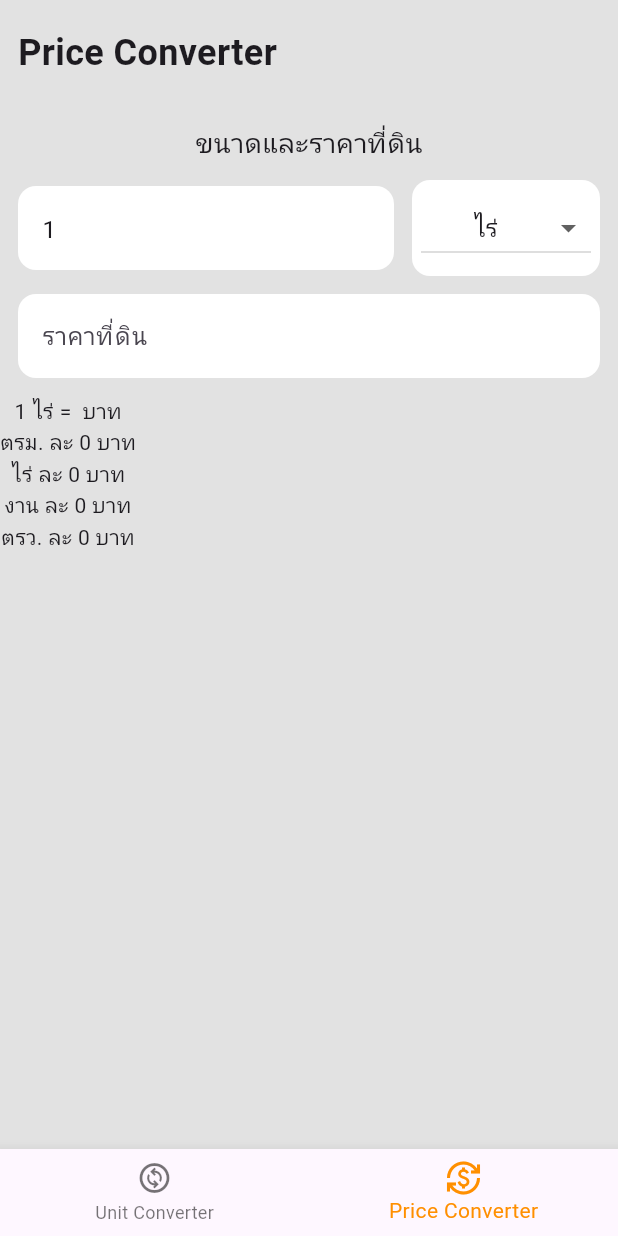
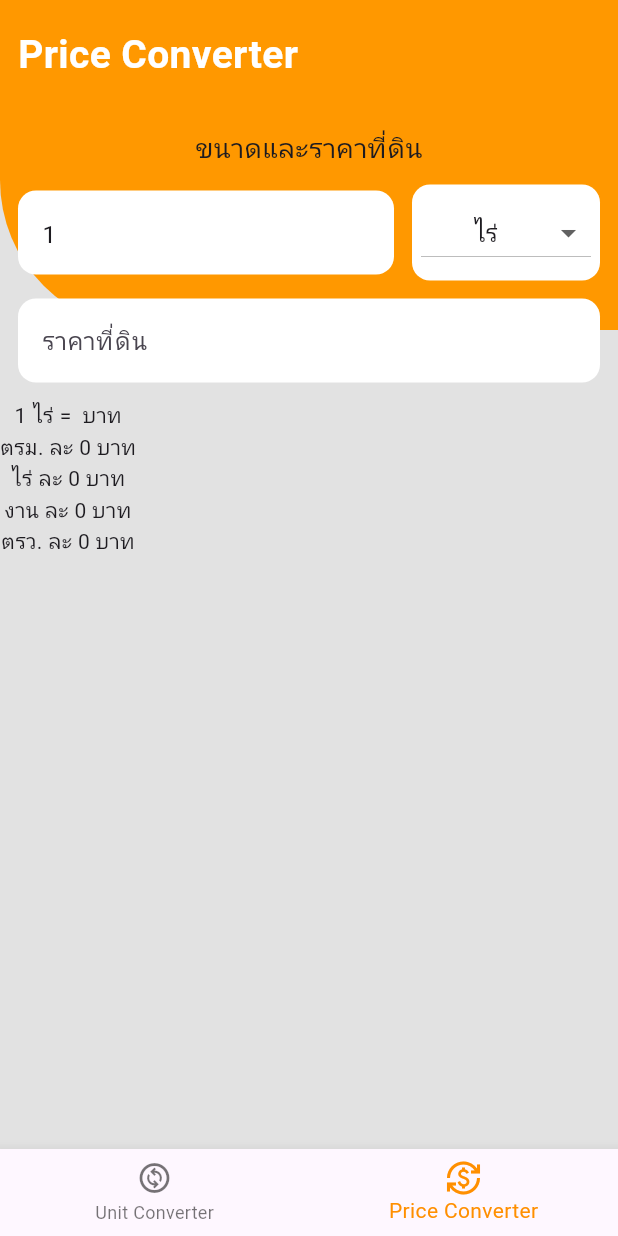
Before and after one commit to Khanin-devmode/convertrai_flutter, a Flutter app: the screen it shows after launch, item 2 of the bottom bar chosen, on a phone screen of 412 x 824 dp. Run offline on Flutter 3.47's test engine with Material 2 defaults, Android fonts, the phone set to English and light mode, and no system bars; our stand-ins replace flutter_riverpod, google_mobile_ads; missing offline and left inert: pattern_formatter; network calls fail; Roboto replaces fonts that are missing (MontserratAlternates); project files that could hold a hidden picture were left out.

Commit message:
stack bg

```diff
--- a/lib/features/main_page/presentation/main_page.dart
+++ b/lib/features/main_page/presentation/main_page.dart
@@ -61,18 +61,23 @@ class MainPageState extends ConsumerState<MainPage> {
   Widget build(BuildContext context) {
     return SafeArea(
       child: Scaffold(
-        // appBar: AppBar(
-        //   backgroundColor: Colors.transparent,
-        //   elevation: 0,
-        //   centerTitle: false,
-        //   // title: const CustomAppBarTitle(),
-        // ),
         body: Container(
           color: kBgColor,
           child: Column(
             children: [
               Expanded(
-                child: _pages.elementAt(_selectedIndex),
+                child: Stack(children: [
+                  Container(
+                    height: 220,
+                    decoration: const BoxDecoration(
+                      color: Colors.orange,
+                      borderRadius: BorderRadius.only(
+                        bottomLeft: Radius.circular(100),
+                      ),
+                    ),
+                  ),
+                  _pages.elementAt(_selectedIndex),
+                ]),
               ),
               _bannerAd != null
                   ? SafeArea(
@@ -108,37 +113,3 @@ class MainPageState extends ConsumerState<MainPage> {
     );
   }
 }
-
-class CustomAppBarTitle extends StatelessWidget {
-  const CustomAppBarTitle({
-    super.key,
-  });
-
-  @override
-  Widget build(BuildContext context) {
-    return Row(
-      mainAxisAlignment: MainAxisAlignment.spaceBetween,
-      children: [
-        const Flexible(
-          flex: 6,
-          child: Text(
-            'Convert Rai',
-            style: kTitleTextStyle,
-          ),
-        ),
-        Flexible(
-          flex: 6,
-          child: Container(
-            height: 8,
-            decoration: const BoxDecoration(
-              color: kTitleColor,
-              borderRadius: BorderRadius.all(
-                Radius.circular(2),
-              ),
-            ),
-          ),
-        ),
-      ],
-    );
-  }
-}
--- a/lib/features/price_converter/presentation/price_converter_page.dart
+++ b/lib/features/price_converter/presentation/price_converter_page.dart
@@ -57,9 +57,7 @@ class PriceConverterPageState extends ConsumerState<PriceConverterPage> {
       }
     }
 
-    return Container(
-      color: kBgColor,
-      child: Column(
+    return Column(
       crossAxisAlignment: CrossAxisAlignment.start,
       children: [
         const HeaderLabel(label: 'Price Converter'),
@@ -81,7 +79,6 @@ class PriceConverterPageState extends ConsumerState<PriceConverterPage> {
           ),
         ),
       ],
-      ),
     );
   }
 }
--- a/lib/shared_widgets/header_label.dart
+++ b/lib/shared_widgets/header_label.dart
@@ -12,8 +12,9 @@ class HeaderLabel extends StatelessWidget {
       child: Text(
         label,
         style: const TextStyle(
-          fontSize: 24,
-          fontWeight: FontWeight.bold,
+          color: Colors.white,
+          fontSize: 26,
+          fontWeight: FontWeight.w600,
         ),
       ),
     );
```
Lines whose indentation alone changed are shown as unchanged.
